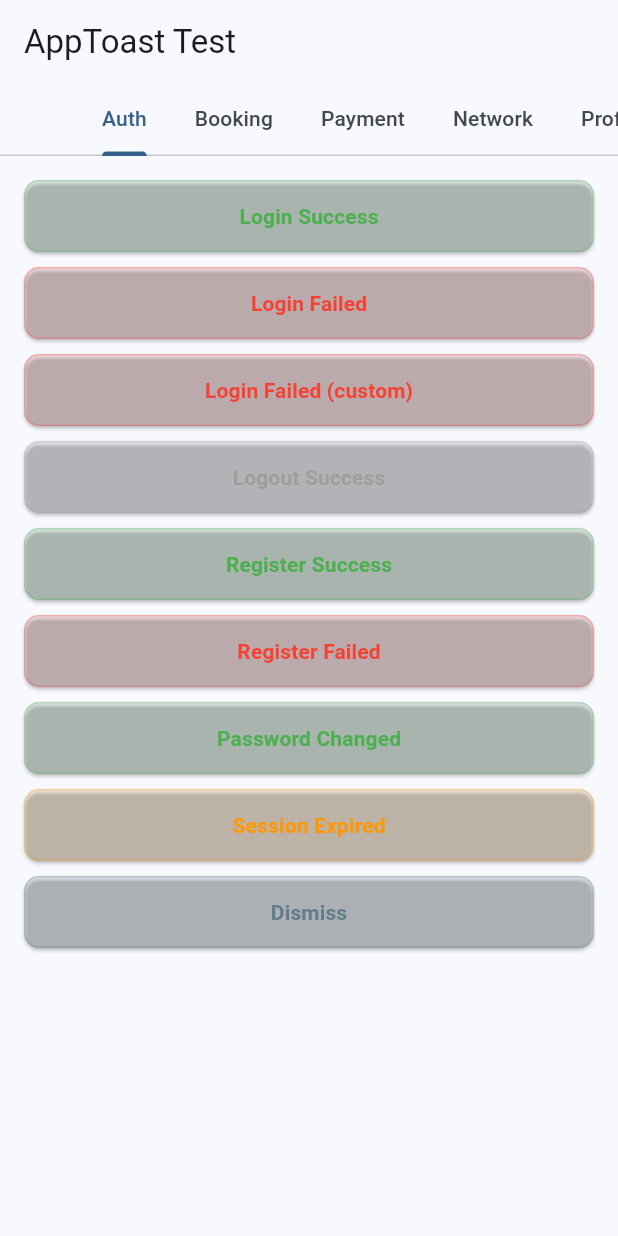
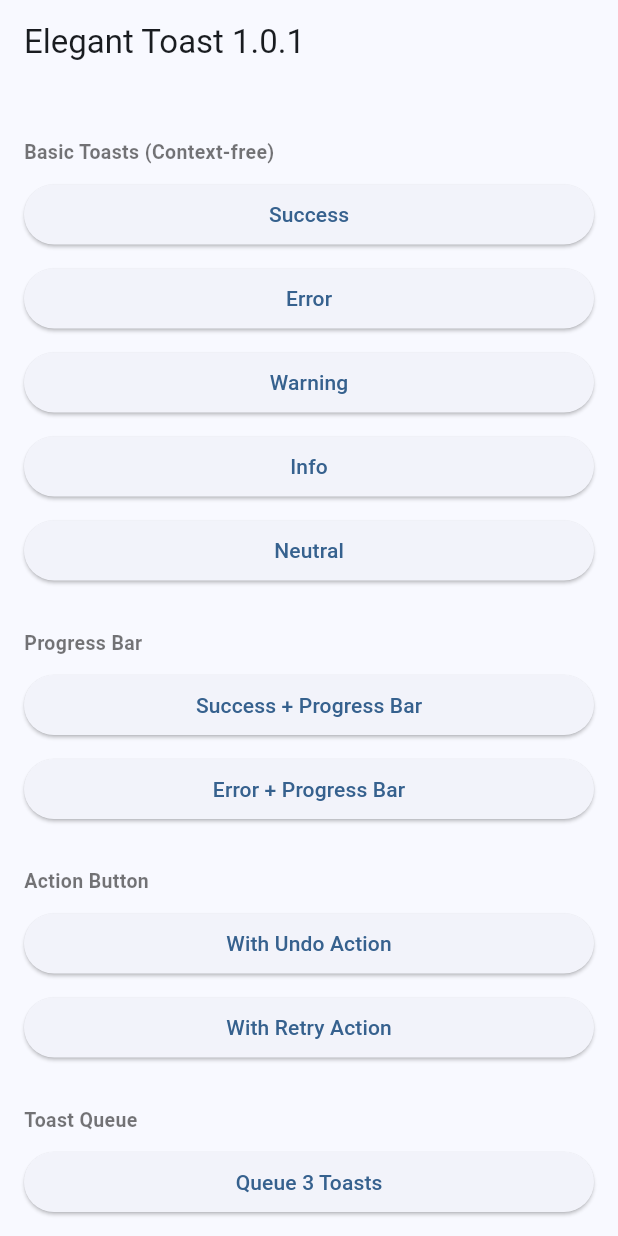
Before and after one commit to Rasel2510/elegant_toast, a Flutter app: the screen it shows after launch, on a phone screen of 412 x 824 dp. Run offline on Flutter 3.47's test engine with Material 3 defaults, Android fonts, the phone set to English and light mode, and no system bars.

````diff
--- a/example/lib/main.dart
+++ b/example/lib/main.dart
@@ -1,7 +1,5 @@
+import 'package:flutter/material.dart';
 import 'package:elegant_toast/elegant_toast.dart';
-import 'package:flutter/material.dart';
-
-import 'app_toast.dart';
 
 void main() => runApp(const MyApp());
 
@@ -11,387 +9,202 @@ class MyApp extends StatelessWidget {
   @override
   Widget build(BuildContext context) {
     return MaterialApp(
-      title: 'AppToast Test',
-      navigatorKey: ElegantToast.navigatorKey,
-      debugShowCheckedModeBanner: false,
-      theme: ThemeData(
-        colorSchemeSeed: Colors.blue,
-        useMaterial3: true,
-      ),
-      home: const ToastTestPage(),
+      title: 'Elegant Toast Example',
+      navigatorKey: ElegantToast.navigatorKey, // Required for context-free calls
+      theme: ThemeData(colorSchemeSeed: Colors.blue, useMaterial3: true),
+      home: const ToastDemoPage(),
     );
   }
 }
 
-class ToastTestPage extends StatelessWidget {
-  const ToastTestPage({super.key});
+class ToastDemoPage extends StatelessWidget {
+  const ToastDemoPage({super.key});
 
   @override
   Widget build(BuildContext context) {
-    return DefaultTabController(
-      length: 6,
-      child: Scaffold(
-        appBar: AppBar(
-          title: const Text('AppToast Test'),
-          bottom: const TabBar(
-            isScrollable: true,
-            tabs: [
-              Tab(text: 'Auth'),
-              Tab(text: 'Booking'),
-              Tab(text: 'Payment'),
-              Tab(text: 'Network'),
-              Tab(text: 'Profile & Review'),
-              Tab(text: 'General'),
-            ],
+    return Scaffold(
+      appBar: AppBar(title: const Text('Elegant Toast 1.0.1')),
+      body: ListView(
+        padding: const EdgeInsets.all(16),
+        children: [
+          _section('Basic Toasts (Context-free)'),
+          _btn('Success', () => ElegantToast.showSuccess(
+            title: 'Booking confirmed!',
+            message: 'Your tour has been successfully booked.',
+          )),
+          _btn('Error', () => ElegantToast.showError(
+            title: 'Something went wrong',
+            message: 'Could not complete the request.',
+          )),
+          _btn('Warning', () => ElegantToast.showWarning(
+            title: 'Session expiring soon',
+            message: 'You will be logged out in 5 minutes.',
+            position: ToastPosition.top,
+          )),
+          _btn('Info', () => ElegantToast.showInfo(
+            title: 'Update available',
+            message: 'A new version of the app is ready.',
+            position: ToastPosition.topRight,
+          )),
+          _btn('Neutral', () => ElegantToast.showNeutral(
+            title: 'Copied to clipboard',
+            position: ToastPosition.bottomRight,
+          )),
+
+          _section('Progress Bar'),
+          _btn('Success + Progress Bar', () => ElegantToast.showSuccess(
+            title: 'File uploaded!',
+            message: 'Your file has been saved.',
+            config: const ToastConfig(
+              showProgressBar: true,
+              duration: Duration(seconds: 5),
+            ),
+          )),
+          _btn('Error + Progress Bar', () => ElegantToast.showError(
+            title: 'Upload failed',
+            message: 'Check your connection.',
+            config: const ToastConfig(
+              showProgressBar: true,
+              duration: Duration(seconds: 4),
+            ),
+          )),
+
+          _section('Action Button'),
+          _btn('With Undo Action', () => ElegantToast.showNeutral(
+            title: 'Item deleted',
+            message: 'The item has been removed.',
+            config: ToastConfig(
+              showProgressBar: true,
+              duration: const Duration(seconds: 5),
+              action: ToastAction(
+                label: 'Undo',
+                onPressed: () => debugPrint('Undo tapped!'),
               ),
             ),
-        body: const TabBarView(
-          children: [
-            _AuthTab(),
-            _BookingTab(),
-            _PaymentTab(),
-            _NetworkTab(),
-            _ProfileReviewTab(),
-            _GeneralTab(),
+          )),
+          _btn('With Retry Action', () => ElegantToast.showError(
+            title: 'Upload failed',
+            config: ToastConfig(
+              showProgressBar: true,
+              action: ToastAction(
+                label: 'Retry',
+                onPressed: () => debugPrint('Retry tapped!'),
+              ),
+            ),
+          )),
+
+          _section('Toast Queue'),
+          _btn('Queue 3 Toasts', () {
+            ElegantToast.showSuccess(title: 'First toast', useQueue: true);
+            ElegantToast.showWarning(title: 'Second toast', useQueue: true);
+            ElegantToast.showInfo(title: 'Third toast', useQueue: true);
+          }),
+
+          _section('Loading Toast'),
+          _btn('Loading → Success', () async {
+            ElegantToast.showLoading(
+              title: 'Uploading file...',
+              message: 'Please wait',
+            );
+            await Future.delayed(const Duration(seconds: 2));
+            ElegantToast.completeLoading(
+              type: ToastType.success,
+              title: 'Uploaded!',
+              message: 'File saved successfully.',
+            );
+          }),
+          _btn('Loading → Error', () async {
+            ElegantToast.showLoading(title: 'Saving...');
+            await Future.delayed(const Duration(seconds: 2));
+            ElegantToast.completeLoading(
+              type: ToastType.error,
+              title: 'Save failed',
+              message: 'Server error. Try again.',
+            );
+          }),
+
+          _section('Animations'),
+          _btn('Slide & Fade (default)', () => ElegantToast.showSuccess(
+            title: 'Slide & Fade',
+            config: const ToastConfig(animation: ToastAnimation.slideAndFade),
+          )),
+          _btn('Scale', () => ElegantToast.showInfo(
+            title: 'Scale animation',
+            config: const ToastConfig(animation: ToastAnimation.scale),
+          )),
+          _btn('Bounce', () => ElegantToast.showSuccess(
+            title: 'Bounce animation',
+            config: const ToastConfig(animation: ToastAnimation.bounce),
+          )),
+          _btn('Fade only', () => ElegantToast.showNeutral(
+            title: 'Fade animation',
+            config: const ToastConfig(animation: ToastAnimation.fade),
+          )),
+
+          _section('Persistent Toast'),
+          _btn('Persistent (manual close)', () => ElegantToast.showWarning(
+            title: 'Action required',
+            message: 'Please complete your profile.',
+            config: const ToastConfig(persistent: true),
+          )),
+
+          _section('Swipe to Dismiss'),
+          _btn('Swipe me left/right', () => ElegantToast.showInfo(
+            title: 'Swipe to dismiss',
+            message: 'Drag me left or right!',
+            config: const ToastConfig(
+              duration: Duration(seconds: 8),
+              swipeToDismiss: true,
+            ),
+          )),
+
+          _section('Custom Styling'),
+          _btn('Dark custom toast', () => ElegantToast.show(
+            context,
+            type: ToastType.success,
+            title: 'Custom styled!',
+            message: 'Fully custom colors and icon.',
+            config: const ToastConfig(
+              backgroundColor: Color(0xFF1A1A2E),
+              borderColor: Color(0xFF7F77DD),
+              iconBackgroundColor: Color(0xFF7F77DD),
+              icon: Icon(Icons.star_rounded, color: Colors.white, size: 16),
+              titleStyle: TextStyle(
+                  color: Colors.white, fontWeight: FontWeight.w600, fontSize: 14),
+              messageStyle: TextStyle(color: Colors.white70, fontSize: 13),
+              showProgressBar: true,
+              progressBarColor: Color(0xFF7F77DD),
+              animation: ToastAnimation.scale,
+            ),
+          )),
+
+          _section('Context-based'),
+          _btn('Context success', () => ElegantToast.success(
+            context,
+            title: 'Context-based!',
+            message: 'Called with BuildContext.',
+          )),
+
+          const SizedBox(height: 40),
         ],
-        ),
       ),
     );
   }
-}
 
-// ─────────────────────────────────────────
-// AUTH TAB
-// ─────────────────────────────────────────
-class _AuthTab extends StatelessWidget {
-  const _AuthTab();
+  Widget _section(String title) => Padding(
+        padding: const EdgeInsets.fromLTRB(0, 20, 0, 8),
+        child: Text(title,
+            style: const TextStyle(
+                fontWeight: FontWeight.bold,
+                fontSize: 13,
+                color: Colors.black54)),
+      );
 
-  @override
-  Widget build(BuildContext context) {
-    return _ToastList(items: [
-      const _ToastItem(
-        label: 'Login Success',
-        color: Colors.green,
-        onTap: AppToast.loginSuccess,
-      ),
-      _ToastItem(
-        label: 'Login Failed',
-        color: Colors.red,
-        onTap: () =>
-            AppToast.loginFailed(message: 'Invalid email or password.'),
-      ),
-      _ToastItem(
-        label: 'Login Failed (custom)',
-        color: Colors.red,
-        onTap: () =>
-            AppToast.loginFailed(message: 'Account has been suspended.'),
-      ),
-      const _ToastItem(
-        label: 'Logout Success',
-        color: Colors.grey,
-        onTap: AppToast.logoutSuccess,
-      ),
-      const _ToastItem(
-        label: 'Register Success',
-        color: Colors.green,
-        onTap: AppToast.registerSuccess,
-      ),
-      _ToastItem(
-        label: 'Register Failed',
-        color: Colors.red,
-        onTap: () => AppToast.registerFailed(message: 'Email already in use.'),
-      ),
-      const _ToastItem(
-        label: 'Password Changed',
-        color: Colors.green,
-        onTap: AppToast.passwordChanged,
-      ),
-      const _ToastItem(
-        label: 'Session Expired',
-        color: Colors.orange,
-        onTap: AppToast.sessionExpired,
-      ),
-      const _ToastItem(
-        label: 'Dismiss',
-        color: Colors.blueGrey,
-        onTap: AppToast.dismiss,
-      ),
-    ]);
-  }
-}
-
-// ─────────────────────────────────────────
-// BOOKING TAB
-// ─────────────────────────────────────────
-class _BookingTab extends StatelessWidget {
-  const _BookingTab();
-
-  @override
-  Widget build(BuildContext context) {
-    return _ToastList(items: [
-      const _ToastItem(
-        label: 'Booking Confirmed',
-        color: Colors.green,
-        onTap: AppToast.bookingConfirmed,
-      ),
-      _ToastItem(
-        label: 'Booking Failed',
-        color: Colors.red,
-        onTap: () => AppToast.bookingFailed(message: 'No slots available.'),
-      ),
-      const _ToastItem(
-        label: 'Booking Cancelled',
-        color: Colors.grey,
-        onTap: AppToast.bookingCancelled,
-      ),
-      const _ToastItem(
-        label: 'Booking Updated',
-        color: Colors.green,
-        onTap: AppToast.bookingUpdated,
-      ),
-    ]);
-  }
-}
-
-// ─────────────────────────────────────────
-// PAYMENT TAB
-// ─────────────────────────────────────────
-class _PaymentTab extends StatelessWidget {
-  const _PaymentTab();
-
-  @override
-  Widget build(BuildContext context) {
-    return _ToastList(items: [
-      const _ToastItem(
-        label: 'Payment Success',
-        color: Colors.green,
-        onTap: AppToast.paymentSuccess,
-      ),
-      _ToastItem(
-        label: 'Payment Failed',
-        color: Colors.red,
-        onTap: () => AppToast.paymentFailed(message: 'Card was declined.'),
-      ),
-      const _ToastItem(
-        label: 'Payment Pending',
-        color: Colors.orange,
-        onTap: AppToast.paymentPending,
-      ),
-    ]);
-  }
-}
-
-// ─────────────────────────────────────────
-// NETWORK TAB
-// ─────────────────────────────────────────
-class _NetworkTab extends StatelessWidget {
-  const _NetworkTab();
-
-  @override
-  Widget build(BuildContext context) {
-    return _ToastList(items: [
-      const _ToastItem(
-        label: 'No Internet',
-        color: Colors.red,
-        onTap: AppToast.noInternet,
-      ),
-      const _ToastItem(
-        label: 'Internet Restored',
-        color: Colors.green,
-        onTap: AppToast.internetRestored,
-      ),
-      _ToastItem(
-        label: 'Server Error',
-        color: Colors.red,
-        onTap: () =>
-            AppToast.serverError(message: '500 Internal Server Error.'),
-      ),
-      const _ToastItem(
-        label: 'Request Timeout',
-        color: Colors.orange,
-        onTap: AppToast.requestTimeout,
-      ),
-      const _ToastItem(
-        label: 'Dismiss Persistent',
-        color: Colors.blueGrey,
-        onTap: AppToast.dismiss,
-      ),
-    ]);
-  }
-}
-
-// ─────────────────────────────────────────
-// PROFILE & REVIEW TAB
-// ─────────────────────────────────────────
-class _ProfileReviewTab extends StatelessWidget {
-  const _ProfileReviewTab();
-
-  @override
-  Widget build(BuildContext context) {
-    return _ToastList(items: [
-      const _ToastItem(
-        label: 'Profile Updated',
-        color: Colors.green,
-        onTap: AppToast.profileUpdated,
-      ),
-      _ToastItem(
-        label: 'Profile Update Failed',
-        color: Colors.red,
-        onTap: () =>
-            AppToast.profileUpdateFailed(message: 'Username already taken.'),
-      ),
-      const _ToastItem(
-        label: 'Profile Picture Updated',
-        color: Colors.green,
-        onTap: AppToast.profilePictureUpdated,
-      ),
-      const _ToastItem(
-        label: 'Review Submitted',
-        color: Colors.green,
-        onTap: AppToast.reviewSubmitted,
-      ),
-      _ToastItem(
-        label: 'Review Failed',
-        color: Colors.red,
-        onTap: () =>
-            AppToast.reviewFailed(message: 'You have already reviewed this.'),
-      ),
-    ]);
-  }
-}
-
-// ─────────────────────────────────────────
-// GENERAL TAB
-// ─────────────────────────────────────────
-class _GeneralTab extends StatelessWidget {
-  const _GeneralTab();
-
-  @override
-  Widget build(BuildContext context) {
-    return _ToastList(items: [
-      _ToastItem(
-        label: 'Upload → Success',
-        color: Colors.blue,
-        onTap: () async {
-          AppToast.uploadStarted();
-          await Future.delayed(const Duration(seconds: 2));
-          AppToast.uploadSuccess();
-        },
-      ),
-      _ToastItem(
-        label: 'Upload → Failed',
-        color: Colors.red,
-        onTap: () async {
-          AppToast.uploadStarted();
-          await Future.delayed(const Duration(seconds: 2));
-          AppToast.uploadFailed(message: 'File size exceeds 10MB.');
-        },
-      ),
-      const _ToastItem(
-        label: 'Download Success',
-        color: Colors.green,
-        onTap: AppToast.downloadSuccess,
-      ),
-      _ToastItem(
-        label: 'Copied to Clipboard',
-        color: Colors.blueGrey,
-        onTap: () => AppToast.copied(label: 'Phone number'),
-      ),
-      const _ToastItem(
-        label: 'Saved',
-        color: Colors.green,
-        onTap: AppToast.saved,
-      ),
-      _ToastItem(
-        label: 'Deleted (with Undo)',
-        color: Colors.grey,
-        onTap: () => AppToast.deleted(
-          onUndo: () => debugPrint('Undo tapped — item restored!'),
-        ),
-      ),
-      _ToastItem(
-        label: 'Deleted (no Undo)',
-        color: Colors.grey,
-        onTap: () => AppToast.deleted(),
-      ),
-      const _ToastItem(
-        label: 'Coming Soon',
-        color: Colors.blue,
-        onTap: AppToast.comingSoon,
-      ),
-      const _ToastItem(
-        label: 'Permission Denied',
-        color: Colors.orange,
-        onTap: AppToast.permissionDenied,
-      ),
-      _ToastItem(
-        label: 'Validation Error',
-        color: Colors.orange,
-        onTap: () => AppToast.validationError(message: 'Email is required.'),
-      ),
-      _ToastItem(
-        label: 'Unknown Error',
-        color: Colors.red,
-        onTap: () => AppToast.unknownError(message: 'Please try again later.'),
-      ),
-      _ToastItem(
-        label: 'Queue 3 Toasts',
-        color: Colors.purple,
-        onTap: () {
-          ElegantToast.showSuccess(title: 'Step 1 complete', useQueue: true);
-          ElegantToast.showInfo(title: 'Step 2 running...', useQueue: true);
-          ElegantToast.showSuccess(title: 'All done!', useQueue: true);
-        },
-      ),
-    ]);
-  }
-}
-
-// ─────────────────────────────────────────
-// REUSABLE WIDGETS
-// ─────────────────────────────────────────
-class _ToastList extends StatelessWidget {
-  final List<_ToastItem> items;
-
-  const _ToastList({required this.items});
-
-  @override
-  Widget build(BuildContext context) {
-    return ListView.separated(
-      padding: const EdgeInsets.all(16),
-      itemCount: items.length,
-      separatorBuilder: (_, __) => const SizedBox(height: 10),
-      itemBuilder: (_, i) => items[i],
-    );
-  }
-}
-
-class _ToastItem extends StatelessWidget {
-  final String label;
-  final Color color;
-  final VoidCallback onTap;
-
-  const _ToastItem({
-    required this.label,
-    required this.color,
-    required this.onTap,
-  });
-
-  @override
-  Widget build(BuildContext context) {
-    return ElevatedButton(
-      style: ElevatedButton.styleFrom(
-        backgroundColor: color.withValues(alpha: 0.1),
-        foregroundColor: color,
-        side: BorderSide(color: color.withValues(alpha: 0.3)),
-        padding: const EdgeInsets.symmetric(vertical: 14),
-        shape: RoundedRectangleBorder(borderRadius: BorderRadius.circular(10)),
-      ),
+  Widget _btn(String label, VoidCallback onTap) => Padding(
+        padding: const EdgeInsets.only(bottom: 8),
+        child: ElevatedButton(
           onPressed: onTap,
-      child: Text(
-        label,
-        style: const TextStyle(fontWeight: FontWeight.w600),
+          child: Text(label),
         ),
       );
 }
-}
--- a/lib/src/elegant_toast.dart
+++ b/lib/src/elegant_toast.dart
@@ -53,7 +53,7 @@ class ElegantToast {
   /// ```dart
   /// MaterialApp(navigatorKey: ElegantToast.navigatorKey)
   /// ```
-  static final GlobalKey<NavigatorState> navigatorKey =
+  static GlobalKey<NavigatorState> navigatorKey =
       GlobalKey<NavigatorState>();
 
   static OverlayState? get _overlay => navigatorKey.currentState?.overlay;
````
Also changed, not shown: lib/src/toast_widget.dart (+18 -14 lines), pubspec.yaml (+4 -4 lines), 3 other files. Lines whose indentation alone changed are shown as unchanged.
